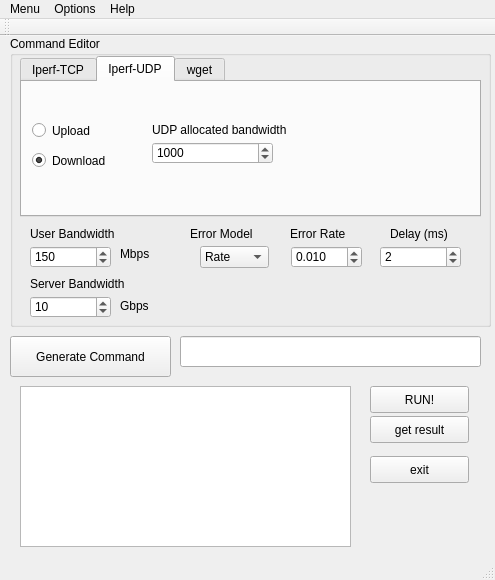
Above: kupa-gui-2/kupagui.ui from anetaaneta/kupakupa before the change. Below: the same form after it.
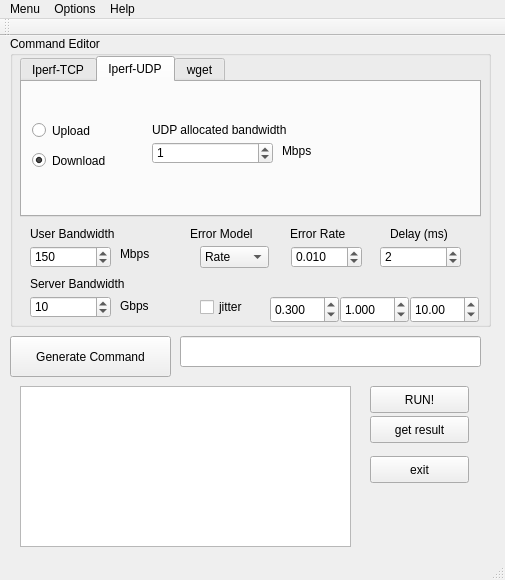
That is the form after the change. The open tabs and pages were chosen to show the change.

Patch:
```diff
--- a/kupa-gui-2/kupagui.ui
+++ b/kupa-gui-2/kupagui.ui
@@ -6,7 +6,7 @@
    <rect>
     <x>0</x>
     <y>0</y>
-    <width>495</width>
+    <width>505</width>
     <height>580</height>
    </rect>
   </property>
@@ -329,13 +329,13 @@
         </rect>
        </property>
        <property name="maximum">
-        <number>999999999</number>
+        <number>99999999</number>
        </property>
        <property name="singleStep">
         <number>100</number>
        </property>
        <property name="value">
-        <number>1000</number>
+        <number>1</number>
        </property>
       </widget>
       <widget class="QLabel" name="label_12">
@@ -351,6 +351,19 @@
         <string>UDP allocated bandwidth</string>
        </property>
       </widget>
+      <widget class="QLabel" name="label_18">
+       <property name="geometry">
+        <rect>
+         <x>260</x>
+         <y>60</y>
+         <width>67</width>
+         <height>17</height>
+        </rect>
+       </property>
+       <property name="text">
+        <string>Mbps</string>
+       </property>
+      </widget>
      </widget>
      <widget class="QWidget" name="wget">
       <attribute name="title">
@@ -755,6 +768,73 @@
       <string>Delay (ms)</string>
      </property>
     </widget>
+    <widget class="QDoubleSpinBox" name="alpha_value">
+     <property name="geometry">
+      <rect>
+       <x>260</x>
+       <y>260</y>
+       <width>69</width>
+       <height>27</height>
+      </rect>
+     </property>
+     <property name="decimals">
+      <number>3</number>
+     </property>
+     <property name="maximum">
+      <double>1.000000000000000</double>
+     </property>
+     <property name="singleStep">
+      <double>0.001000000000000</double>
+     </property>
+     <property name="value">
+      <double>0.300000000000000</double>
+     </property>
+    </widget>
+    <widget class="QDoubleSpinBox" name="beta_value">
+     <property name="geometry">
+      <rect>
+       <x>330</x>
+       <y>260</y>
+       <width>69</width>
+       <height>27</height>
+      </rect>
+     </property>
+     <property name="decimals">
+      <number>3</number>
+     </property>
+     <property name="value">
+      <double>1.000000000000000</double>
+     </property>
+    </widget>
+    <widget class="QDoubleSpinBox" name="k_value">
+     <property name="geometry">
+      <rect>
+       <x>400</x>
+       <y>260</y>
+       <width>69</width>
+       <height>27</height>
+      </rect>
+     </property>
+     <property name="maximum">
+      <double>999.000000000000000</double>
+     </property>
+     <property name="value">
+      <double>10.000000000000000</double>
+     </property>
+    </widget>
+    <widget class="QCheckBox" name="jitter_check">
+     <property name="geometry">
+      <rect>
+       <x>190</x>
+       <y>260</y>
+       <width>61</width>
+       <height>22</height>
+      </rect>
+     </property>
+     <property name="text">
+      <string>jitter</string>
+     </property>
+    </widget>
    </widget>
    <widget class="QPushButton" name="button_generate_command">
     <property name="geometry">
@@ -846,7 +926,7 @@
     <rect>
      <x>0</x>
      <y>0</y>
-     <width>495</width>
+     <width>505</width>
      <height>25</height>
     </rect>
    </property>
```
Left out of the diff: 4 changed lines with no effect on the pictures.
